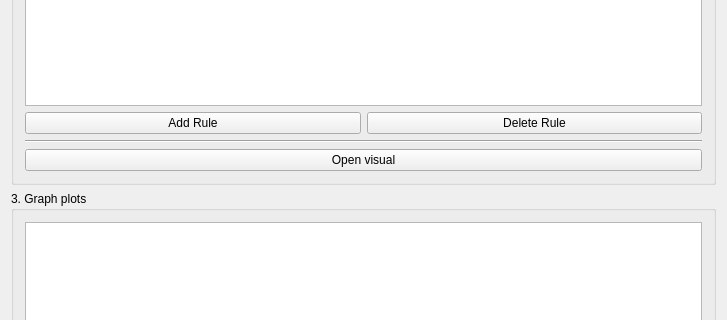
Qt form mainwindow.ui (FLAME-HPC/flame_visualiser) before a commit; both pictures show x 0 to 727 and y 204 to 524 of the 727 by 734 pixel window.
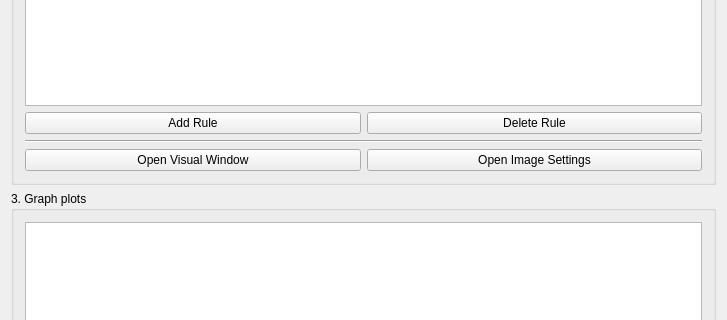
The same form after that commit.

```diff
--- a/mainwindow.ui
+++ b/mainwindow.ui
@@ -43,6 +43,12 @@
     </item>
     <item>
      <widget class="QGroupBox" name="groupBox">
+      <property name="sizePolicy">
+       <sizepolicy hsizetype="Preferred" vsizetype="Preferred">
+        <horstretch>0</horstretch>
+        <verstretch>0</verstretch>
+       </sizepolicy>
+      </property>
       <property name="title">
        <string>2. Visual Rules (What to draw)</string>
       </property>
@@ -79,11 +85,22 @@
         </widget>
        </item>
        <item>
+        <layout class="QHBoxLayout" name="horizontalLayout_3">
+         <item>
         <widget class="QPushButton" name="pushButton_OpenCloseVisual">
          <property name="text">
-          <string>Open visual</string>
-         </property>
-        </widget>
+            <string>Open Visual Window</string>
+           </property>
+          </widget>
+         </item>
+         <item>
+          <widget class="QPushButton" name="pushButton_ImageSettings">
+           <property name="text">
+            <string>Open Image Settings</string>
+           </property>
+          </widget>
+         </item>
+        </layout>
        </item>
       </layout>
      </widget>
```
Left out of the diff: 1 changed line with no effect on the pictures. Lines whose indentation alone changed are shown as unchanged.
